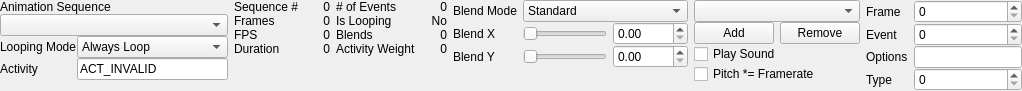
This is src/tools/hlam/ui/assets/studiomodel/dockpanels/StudioModelSequencesPanel.ui in SamVanheer/HalfLifeAssetManager as Qt 5 draws it before an edit. The edited form follows.
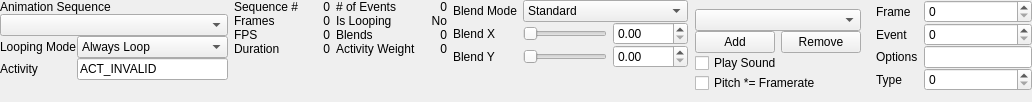
This is the edited form.

```diff
--- a/src/tools/hlam/ui/assets/studiomodel/dockpanels/StudioModelSequencesPanel.ui
+++ b/src/tools/hlam/ui/assets/studiomodel/dockpanels/StudioModelSequencesPanel.ui
@@ -611,9 +611,10 @@
     </layout>
    </item>
    <item>
+    <widget class="QWidget" name="EventsWidget" native="true">
     <layout class="QGridLayout" name="gridLayout_3">
      <property name="leftMargin">
-      <number>0</number>
+       <number>1</number>
      </property>
      <property name="verticalSpacing">
       <number>0</number>
@@ -675,6 +676,7 @@
       </spacer>
      </item>
     </layout>
+    </widget>
    </item>
    <item>
     <widget class="QWidget" name="EventDataWidget" native="true">
```
Lines whose indentation alone changed are shown as unchanged.
